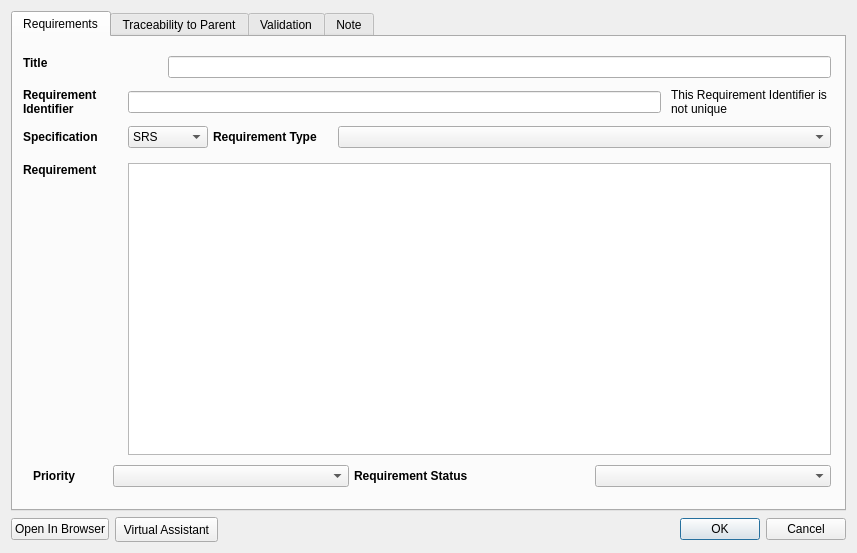
esa/TasteQtWidgets, file tastewidgets/requirements/basicrequirementdialog.ui: the form before one commit.
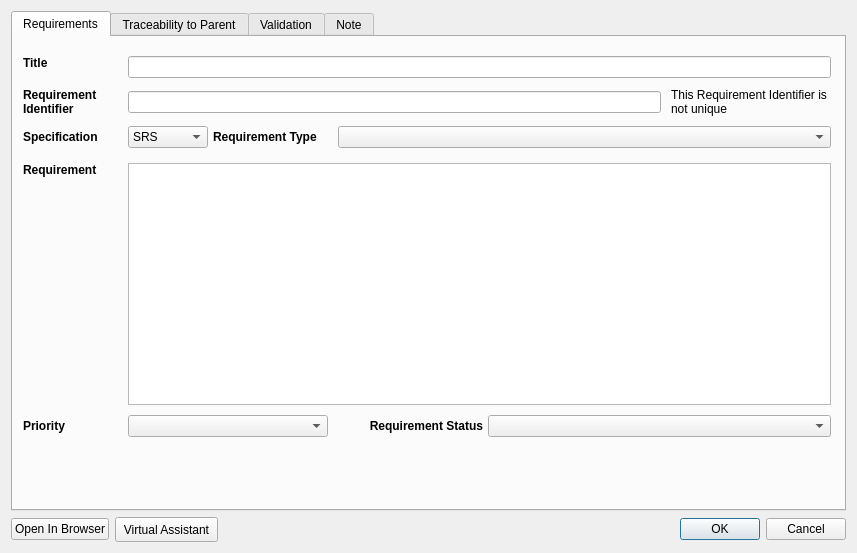
The form after the commit. The open tabs and pages were chosen to show the change.

Commit message: Move boxes to align on widget. Remove unnecessary config from ini file. Remove ifdef-ed debug from VA dialog

Diff of the .ui file:
```diff
--- a/tastewidgets/requirements/basicrequirementdialog.ui
+++ b/tastewidgets/requirements/basicrequirementdialog.ui
@@ -78,7 +78,7 @@
          <x>0</x>
          <y>9</y>
          <width>828</width>
-         <height>451</height>
+         <height>401</height>
         </rect>
        </property>
        <layout class="QVBoxLayout" name="verticalLayout_2">
@@ -136,22 +136,6 @@
             </property>
            </widget>
           </item>
-          <item>
-           <spacer name="horizontalSpacer">
-            <property name="orientation">
-             <enum>Qt::Horizontal</enum>
-            </property>
-            <property name="sizeType">
-             <enum>QSizePolicy::Ignored</enum>
-            </property>
-            <property name="sizeHint" stdset="0">
-             <size>
-              <width>40</width>
-              <height>20</height>
-             </size>
-            </property>
-           </spacer>
-          </item>
           <item>
            <widget class="QLineEdit" name="titleLineEdit">
             <property name="minimumSize">
@@ -379,7 +363,7 @@
            <number>5</number>
           </property>
           <property name="leftMargin">
-           <number>10</number>
+           <number>0</number>
           </property>
           <property name="topMargin">
            <number>5</number>
@@ -394,7 +378,7 @@
            <widget class="QLabel" name="priorityLabel">
             <property name="minimumSize">
              <size>
-              <width>75</width>
+              <width>100</width>
               <height>0</height>
              </size>
             </property>
@@ -422,8 +406,14 @@
            <widget class="QComboBox" name="priorityComboBox">
             <property name="minimumSize">
              <size>
+              <width>180</width>
+              <height>0</height>
+             </size>
+            </property>
+            <property name="maximumSize">
+             <size>
               <width>200</width>
-              <height>0</height>
+              <height>16777215</height>
              </size>
             </property>
            </widget>
@@ -436,11 +426,17 @@
               <height>0</height>
              </size>
             </property>
+            <property name="maximumSize">
+             <size>
+              <width>150</width>
+              <height>16777215</height>
+             </size>
+            </property>
             <property name="text">
              <string>&lt;html&gt;&lt;head/&gt;&lt;body&gt;&lt;p&gt;&lt;span style=&quot; font-weight:700;&quot;&gt;Requirement Status&lt;/span&gt;&lt;/p&gt;&lt;/body&gt;&lt;/html&gt;</string>
             </property>
             <property name="alignment">
-             <set>Qt::AlignLeading|Qt::AlignLeft|Qt::AlignVCenter</set>
+             <set>Qt::AlignRight|Qt::AlignTrailing|Qt::AlignVCenter</set>
             </property>
            </widget>
           </item>
@@ -448,7 +444,7 @@
            <widget class="QComboBox" name="statusComboBox">
             <property name="minimumSize">
              <size>
-              <width>180</width>
+              <width>150</width>
               <height>0</height>
              </size>
             </property>
```
Left out of the diff: 2 changed lines with no effect on the pictures. The commit also changes 2 other files.
